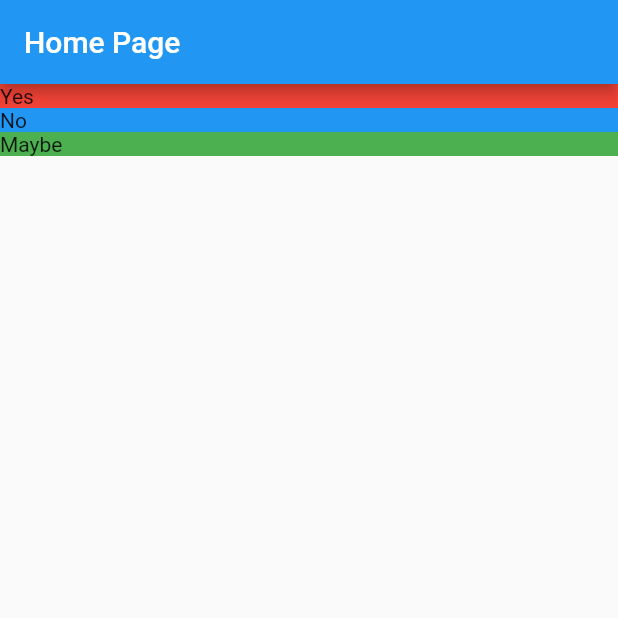
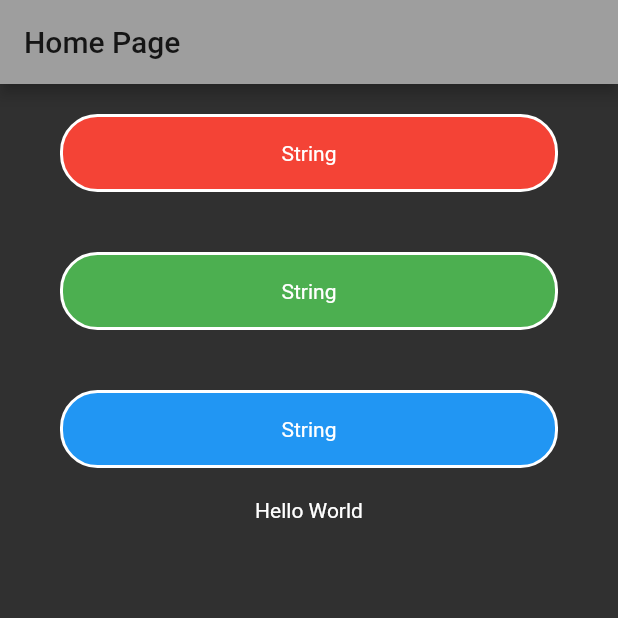
Before and after one commit to jfordnose64/first, a Flutter app: the screen it shows after launch, on a phone screen of 412 x 824 dp, the top half of it. Run offline on Flutter 3.47's test engine with Material 2 defaults, Android fonts, the phone set to English and light mode, and no system bars.

Commit message:
added margin/padding

```diff
--- a/lib/Views/home.dart
+++ b/lib/Views/home.dart
@@ -1,4 +1,5 @@
 import 'package:flutter/material.dart';
+import 'text_section.dart';
 
 class Home extends StatelessWidget {
   @override
@@ -11,18 +12,13 @@ class Home extends StatelessWidget {
           mainAxisAlignment: MainAxisAlignment.start,
           crossAxisAlignment: CrossAxisAlignment.stretch,
           children: <Widget>[
-            Container(
-              decoration: BoxDecoration(color: Colors.red),
-              child: Text('Yes'),
-            ),
-            Container(
-              decoration: BoxDecoration(color: Colors.blue),
-              child: Text('No'),
-            ),
-            Container(
-              decoration: BoxDecoration(color: Colors.green),
-              child: Text('Maybe'),
-            ),
+            TextSection(Colors.red),
+            TextSection(Colors.green),
+            TextSection(Colors.blue),
+            Text(
+              'Hello World',
+              textAlign: TextAlign.center,
+            )
           ],
         ));
   }
--- /dev/null
+++ b/lib/Views/text_section.dart
@@ -0,0 +1,24 @@
+import 'package:flutter/material.dart';
+
+class TextSection extends StatelessWidget {
+  final Color _color;
+
+  TextSection(this._color);
+
+  @override
+  Widget build(BuildContext context) {
+    return Container(
+      decoration: BoxDecoration(
+          color: _color,
+          border: Border.all(width: 2.0, color: const Color(0xFFFFFFFF)),
+          borderRadius: BorderRadius.circular(25)),
+      child: Text(
+        'String',
+        textAlign: TextAlign.center,
+      ),
+      padding: EdgeInsets.all(16.0),
+      margin: const EdgeInsets.only(
+          left: 40.0, right: 40.0, top: 20.0, bottom: 20.0),
+    );
+  }
+}
--- a/lib/app.dart
+++ b/lib/app.dart
@@ -6,6 +6,11 @@ class App extends StatelessWidget {
   Widget build(BuildContext context) {
     return MaterialApp(
       home: Home(),
+      theme: ThemeData(
+          primarySwatch: Colors.blueGrey,
+          brightness: Brightness.dark,
+          primaryColor: Colors.grey,
+          accentColor: Colors.red),
     );
   }
 }
```
